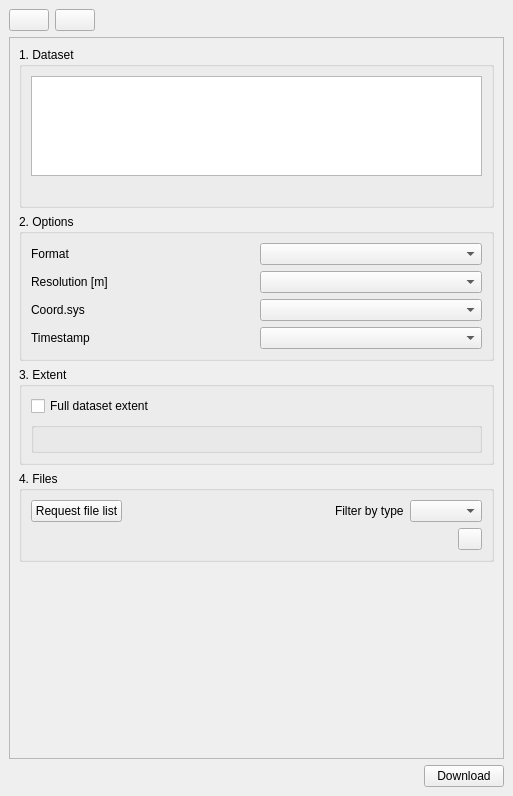
Qt form ui/sgd_dockwidget_base.ui (piMoll/swissgeodownloader) before a commit.
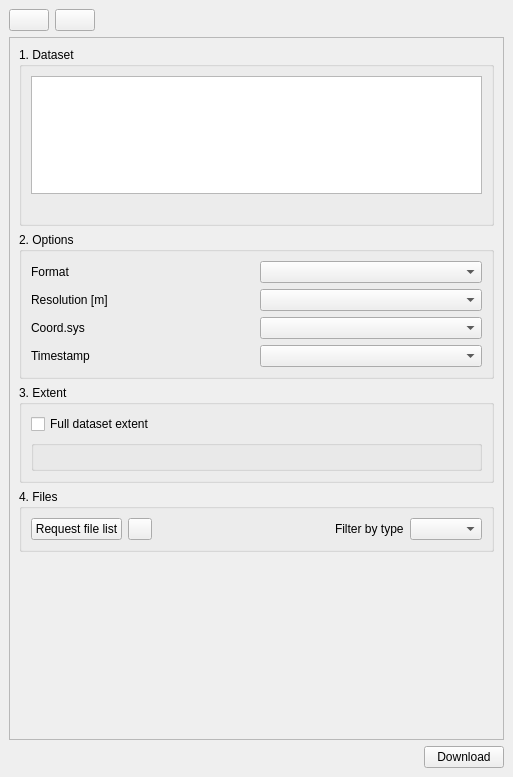
The same form after that commit. Icons and pictures are not drawn. Custom widgets are drawn as their Qt base class.

Commit message: Improve resize behaviour, move file summary text next to download button.

```diff
--- a/ui/sgd_dockwidget_base.ui
+++ b/ui/sgd_dockwidget_base.ui
@@ -7,7 +7,7 @@
     <x>0</x>
     <y>0</y>
     <width>513</width>
-    <height>796</height>
+    <height>777</height>
    </rect>
   </property>
   <property name="minimumSize">
@@ -26,6 +26,16 @@
    <layout class="QGridLayout" name="gridLayout">
     <item row="3" column="0">
      <layout class="QHBoxLayout" name="horizontalLayout">
+      <item>
+       <widget class="QLabel" name="guiFileListStatus">
+        <property name="text">
+         <string/>
+        </property>
+        <property name="wordWrap">
+         <bool>true</bool>
+        </property>
+       </widget>
+      </item>
       <item>
        <spacer name="horizontalSpacer">
         <property name="orientation">
@@ -69,7 +79,7 @@
        <enum>Qt::ScrollBarAsNeeded</enum>
       </property>
       <property name="sizeAdjustPolicy">
-       <enum>QAbstractScrollArea::AdjustToContents</enum>
+       <enum>QAbstractScrollArea::AdjustToContentsOnFirstShow</enum>
       </property>
       <property name="widgetResizable">
        <bool>true</bool>
@@ -83,7 +93,7 @@
          <x>0</x>
          <y>0</y>
          <width>493</width>
-         <height>692</height>
+         <height>673</height>
         </rect>
        </property>
        <layout class="QVBoxLayout" name="verticalLayout_5">
@@ -98,7 +108,7 @@
              <item>
               <widget class="QListWidget" name="guiDatasetList">
                <property name="sizePolicy">
-                <sizepolicy hsizetype="Expanding" vsizetype="Maximum">
+                <sizepolicy hsizetype="Expanding" vsizetype="MinimumExpanding">
                  <horstretch>0</horstretch>
                  <verstretch>0</verstretch>
                 </sizepolicy>
@@ -106,17 +116,17 @@
                <property name="minimumSize">
                 <size>
                  <width>0</width>
-                 <height>0</height>
+                 <height>85</height>
                 </size>
                </property>
                <property name="maximumSize">
                 <size>
                  <width>16777215</width>
-                 <height>100</height>
+                 <height>200</height>
                 </size>
                </property>
                <property name="sizeAdjustPolicy">
-                <enum>QAbstractScrollArea::AdjustIgnored</enum>
+                <enum>QAbstractScrollArea::AdjustToContentsOnFirstShow</enum>
                </property>
                <property name="alternatingRowColors">
                 <bool>false</bool>
@@ -263,50 +273,6 @@
                 </widget>
                </item>
                <item>
-                <spacer name="horizontalSpacer_3">
-                 <property name="orientation">
-                  <enum>Qt::Horizontal</enum>
-                 </property>
-                 <property name="sizeHint" stdset="0">
-                  <size>
-                   <width>40</width>
-                   <height>20</height>
-                  </size>
-                 </property>
-                </spacer>
-               </item>
-               <item>
-                <widget class="QLabel" name="guiLabel23">
-                 <property name="text">
-                  <string>Filter by type</string>
-                 </property>
-                </widget>
-               </item>
-               <item>
-                <widget class="QComboBox" name="guiFileType">
-                 <property name="toolTip">
-                  <string>Filter file list by type</string>
-                 </property>
-                </widget>
-               </item>
-              </layout>
-             </item>
-             <item>
-              <layout class="QVBoxLayout" name="guiFileListLayout"/>
-             </item>
-             <item>
-              <layout class="QHBoxLayout" name="horizontalLayout_5">
-               <item>
-                <widget class="QLabel" name="guiFileListStatus">
-                 <property name="text">
-                  <string/>
-                 </property>
-                 <property name="wordWrap">
-                  <bool>true</bool>
-                 </property>
-                </widget>
-               </item>
-               <item>
                 <widget class="QPushButton" name="guiQuestionBtn">
                  <property name="sizePolicy">
                   <sizepolicy hsizetype="Fixed" vsizetype="Fixed">
@@ -329,6 +295,33 @@
                  </property>
                 </widget>
                </item>
+               <item>
+                <spacer name="horizontalSpacer_3">
+                 <property name="orientation">
+                  <enum>Qt::Horizontal</enum>
+                 </property>
+                 <property name="sizeHint" stdset="0">
+                  <size>
+                   <width>40</width>
+                   <height>20</height>
+                  </size>
+                 </property>
+                </spacer>
+               </item>
+               <item>
+                <widget class="QLabel" name="guiLabel23">
+                 <property name="text">
+                  <string>Filter by type</string>
+                 </property>
+                </widget>
+               </item>
+               <item>
+                <widget class="QComboBox" name="guiFileType">
+                 <property name="toolTip">
+                  <string>Filter file list by type</string>
+                 </property>
+                </widget>
+               </item>
               </layout>
              </item>
             </layout>
```
Left out of the diff: 3 changed lines with no effect on the pictures. The commit also changes 7 other files.
